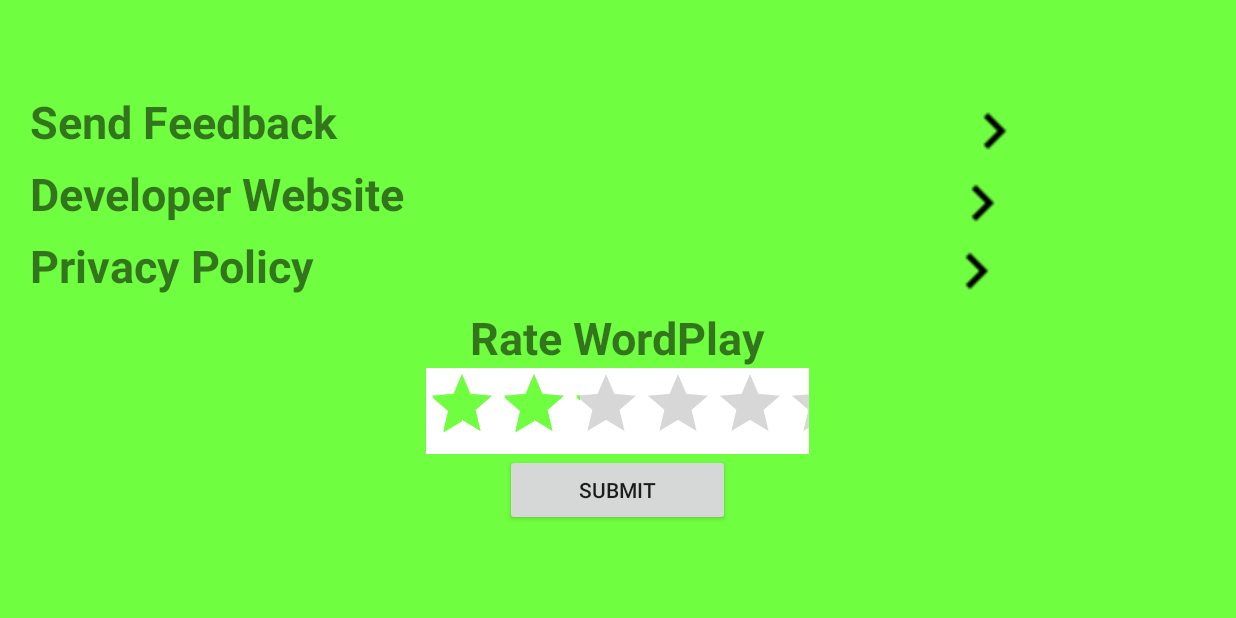
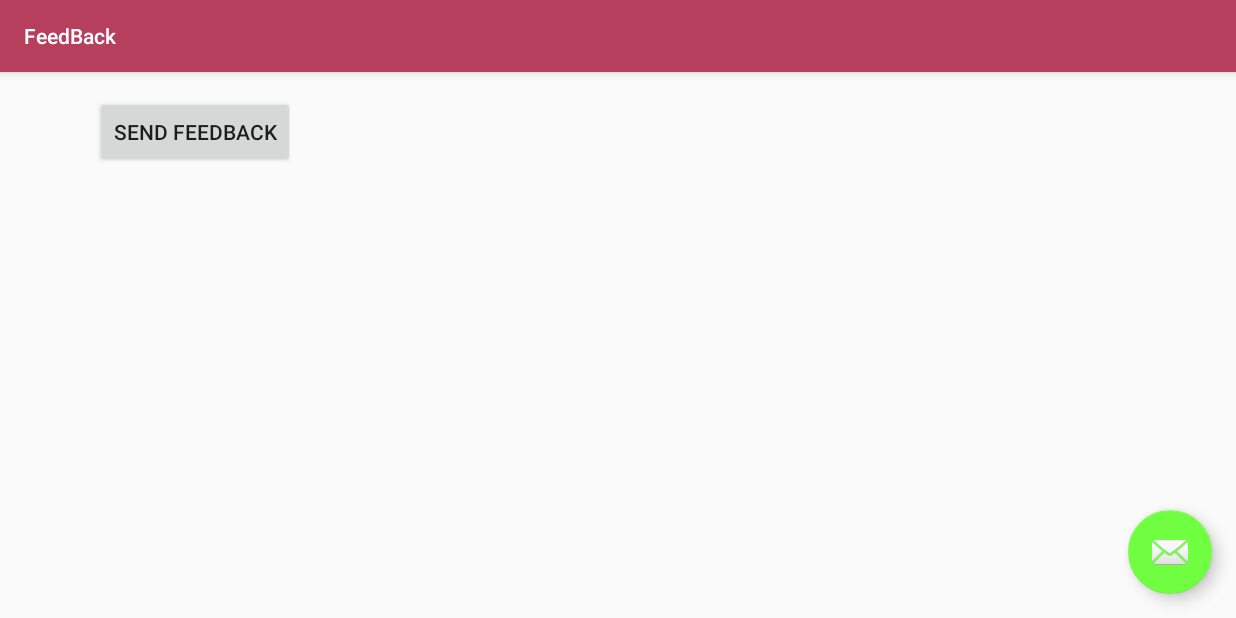
Before and after one commit to janus21cn/WordPlay2, an Android app: the Help screen opened directly, with no data from a screen before it, after a tap on an icon or button, on a phone screen of 824 x 412 dp (held sideways). Run offline under Robolectric (Android 15) with nearby library versions, the phone set to English and light mode, and no system bars.

Commit message:
Getting feedback  feature running

```diff
--- a/app/build.gradle
+++ b/app/build.gradle
@@ -24,4 +24,5 @@ dependencies {
     testCompile 'junit:junit:4.12'
     compile 'com.android.support:appcompat-v7:23.3.0'
     compile 'com.android.support:support-v4:23.3.0'
+    compile 'com.android.support:design:23.3.0'
 }
--- a/app/src/main/AndroidManifest.xml
+++ b/app/src/main/AndroidManifest.xml
@@ -64,6 +64,11 @@
             android:name=".Help"
             android:screenOrientation="landscape"
             android:theme="@style/AppTheme.NoActionBar" />
+        <activity
+            android:name=".FeedBack"
+            android:label="@string/title_activity_feed_back"
+            android:theme="@style/AppTheme.NoActionBar">
+        </activity>
     </application>
 
 </manifest>
--- /dev/null
+++ b/app/src/main/java/wonder4/wordplay2/FeedBack.java
@@ -0,0 +1,43 @@
+package wonder4.wordplay2;
+
+import android.content.Intent;
+import android.os.Bundle;
+import android.support.design.widget.FloatingActionButton;
+import android.support.design.widget.Snackbar;
+import android.support.v7.app.AppCompatActivity;
+import android.support.v7.widget.Toolbar;
+import android.view.View;
+import android.widget.Button;
+
+public class FeedBack extends AppCompatActivity {
+
+    @Override
+    protected void onCreate(Bundle savedInstanceState) {
+        super.onCreate(savedInstanceState);
+        setContentView(R.layout.activity_feed_back);
+        Toolbar toolbar = (Toolbar) findViewById(R.id.toolbar);
+        setSupportActionBar(toolbar);
+
+        Button feedBack = (Button) findViewById(R.id.btn_feedback);
+
+        feedBack.setOnClickListener(new View.OnClickListener() {
+            @Override
+            public void onClick(View v) {
+                sendFeedback();
+            }
+        });
+
+    }
+
+
+        //Start a new activity for sending a feedback email
+        private void sendFeedback() {
+            final Intent _Intent = new Intent(android.content.Intent.ACTION_SEND);
+            _Intent.setType("text/html");
+            _Intent.putExtra(android.content.Intent.EXTRA_EMAIL, new String[]{ getString(R.string.mail_feedback_email) });
+            _Intent.putExtra(android.content.Intent.EXTRA_SUBJECT, getString(R.string.mail_feedback_subject));
+            _Intent.putExtra(android.content.Intent.EXTRA_TEXT, getString(R.string.mail_feedback_message));
+            startActivity(Intent.createChooser(_Intent, getString(R.string.title_send_feedback)));
+        }
+
+    }
--- a/app/src/main/java/wonder4/wordplay2/Help.java
+++ b/app/src/main/java/wonder4/wordplay2/Help.java
@@ -1,5 +1,6 @@
 package wonder4.wordplay2;
 
+import android.content.Intent;
 import android.support.v7.app.AppCompatActivity;
 import android.os.Bundle;
 import android.view.View;
@@ -16,6 +17,8 @@ public class Help extends AppCompatActivity {
         feedback.setOnClickListener(new View.OnClickListener() {
             @Override
             public void onClick(View v) {
+                Intent intent = new Intent(Help.this, FeedBack.class);
+                startActivity(intent);
 
             }
         });
--- /dev/null
+++ b/app/src/main/res/layout/activity_feed_back.xml
@@ -0,0 +1,34 @@
+<?xml version="1.0" encoding="utf-8"?>
+<android.support.design.widget.CoordinatorLayout xmlns:android="http://schemas.android.com/apk/res/android"
+    xmlns:app="http://schemas.android.com/apk/res-auto"
+    xmlns:tools="http://schemas.android.com/tools"
+    android:layout_width="match_parent"
+    android:layout_height="match_parent"
+    android:fitsSystemWindows="true"
+    tools:context="wonder4.wordplay2.FeedBack">
+
+    <android.support.design.widget.AppBarLayout
+        android:layout_width="match_parent"
+        android:layout_height="wrap_content"
+        android:theme="@style/AppTheme.AppBarOverlay">
+
+        <android.support.v7.widget.Toolbar
+            android:id="@+id/toolbar"
+            android:layout_width="match_parent"
+            android:layout_height="?attr/actionBarSize"
+            android:background="?attr/colorPrimary"
+            app:popupTheme="@style/AppTheme.PopupOverlay" />
+
+    </android.support.design.widget.AppBarLayout>
+
+    <include layout="@layout/content_feed_back" />
+
+    <android.support.design.widget.FloatingActionButton
+        android:id="@+id/fab"
+        android:layout_width="wrap_content"
+        android:layout_height="wrap_content"
+        android:layout_gravity="bottom|end"
+        android:layout_margin="@dimen/fab_margin"
+        android:src="@android:drawable/ic_dialog_email" />
+
+</android.support.design.widget.CoordinatorLayout>
--- /dev/null
+++ b/app/src/main/res/layout/content_feed_back.xml
@@ -0,0 +1,24 @@
+<?xml version="1.0" encoding="utf-8"?>
+<LinearLayout xmlns:android="http://schemas.android.com/apk/res/android"
+    xmlns:app="http://schemas.android.com/apk/res-auto"
+    xmlns:tools="http://schemas.android.com/tools"
+    android:layout_width="match_parent"
+    android:layout_height="match_parent"
+    android:paddingBottom="@dimen/activity_vertical_margin"
+    android:paddingLeft="@dimen/activity_horizontal_margin"
+    android:paddingRight="@dimen/activity_horizontal_margin"
+    android:paddingTop="@dimen/activity_vertical_margin"
+    android:orientation="horizontal"
+    app:layout_behavior="@string/appbar_scrolling_view_behavior"
+    tools:context="wonder4.wordplay2.FeedBack"
+    tools:showIn="@layout/activity_feed_back">
+
+    <Button
+        android:id="@+id/btn_feedback"
+        android:layout_width="wrap_content"
+        android:layout_height="wrap_content"
+        android:text="@string/button_feedback" />
+
+
+
+</LinearLayout>
--- a/app/src/main/res/layout/content_help.xml
+++ b/app/src/main/res/layout/content_help.xml
@@ -41,7 +41,7 @@
             android:paddingLeft="20dp"
 
             android:textStyle="bold|normal"
-            android:layout_weight="0.50" />
+            android:layout_weight="0.52" />
         <Button
             style="?android:attr/buttonStyleSmall"
             android:layout_width="wrap_content"
--- /dev/null
+++ b/app/src/main/res/values-v21/styles.xml
@@ -0,0 +1 @@
+<resources></resources>
--- a/app/src/main/res/values/dimens.xml
+++ b/app/src/main/res/values/dimens.xml
@@ -10,4 +10,5 @@
     <integer name="medium_size">20</integer>
     <dimen name="large_brush">30dp</dimen>
     <integer name="large_size">30</integer>
+    <dimen name="fab_margin">16dp</dimen>
 </resources>
--- a/app/src/main/res/values/strings.xml
+++ b/app/src/main/res/values/strings.xml
@@ -69,5 +69,15 @@
     <string name="pref_ringtone_silent">Silent</string>
 
     <string name="pref_title_vibrate">Vibrate</string>
+    <string name="title_activity_feed_back">FeedBack</string>
+
+
+    <string name="button_feedback">Send feedback</string>
+    <string name="title_send_feedback">Send feedback</string>
+
+    <string name="mail_feedback_email">YourEmailAdress</string>
+    <string name="mail_feedback_subject">Feedback on your app</string>
+    <string name="mail_feedback_message">Hi,
+\n\nYour Feedback sample app rocks! I would like to give you some feedback:</string>
 
 </resources>
--- a/app/src/main/res/values/styles.xml
+++ b/app/src/main/res/values/styles.xml
@@ -13,4 +13,8 @@
         <item name="windowNoTitle">true</item>
     </style>
 
+    <style name="AppTheme.AppBarOverlay" parent="ThemeOverlay.AppCompat.Dark.ActionBar" />
+
+    <style name="AppTheme.PopupOverlay" parent="ThemeOverlay.AppCompat.Light" />
+
 </resources>
```
